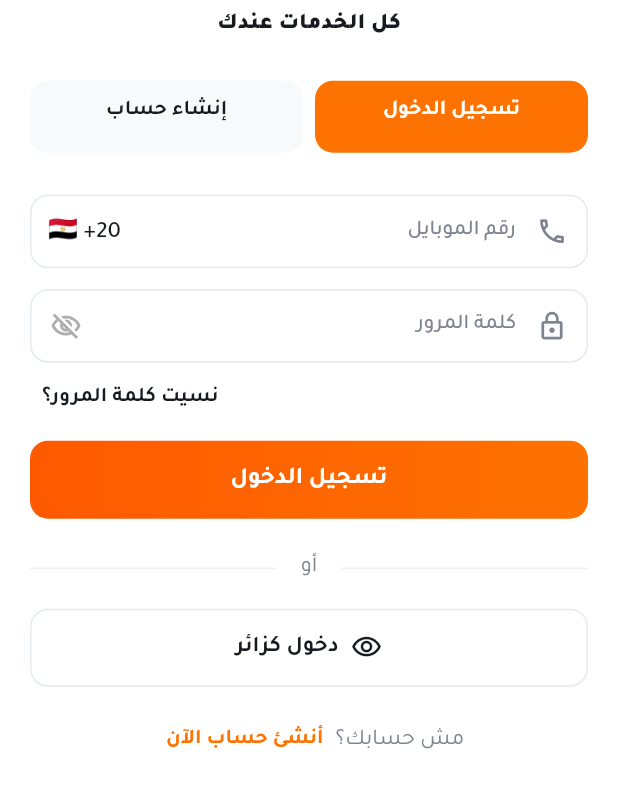
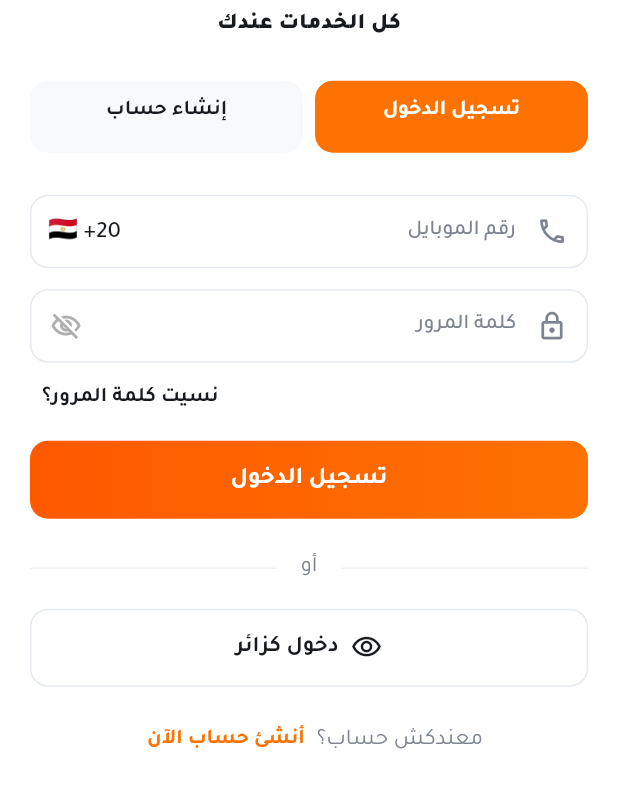
Before and after one commit to omarmakramelbaz-hub/Go-customer, a Flutter app: the screen it shows after launch, on a phone screen of 412 x 824 dp, the part 210-1018 px from its top. Run offline on Flutter 3.47's test engine with Material 3 defaults, Android fonts, the phone set to English and light mode, and no system bars; our stand-ins replace bot_toast, cached_network_image, carousel_slider, cloud_firestore, country_picker, dio and 32 more; missing offline and left inert: custom_timer, dart:html, dart:js, defer_pointer, flutter_facebook_auth, flutter_inappwebview and 3 more; accounts and stored records are empty; statements that could not run were skipped; project files that could hold a hidden picture were left out; key blocks and very long unbroken strings in the code were emptied for the run.

Commit message:
fix(identity): correct the Arabic account creation prompt

```diff
--- a/lib/view/layout/auth/screen/login_screen.dart
+++ b/lib/view/layout/auth/screen/login_screen.dart
@@ -105,7 +105,7 @@ class _LoginScreenState extends State<LoginScreen> with ValidationMixin {
           const SizedBox(height: 12),
           Wrap(alignment: WrapAlignment.center, crossAxisAlignment: WrapCrossAlignment.center,
             children: [
-              Text(ar ? 'مش حسابك؟' : 'New here?', style: const TextStyle(color: GoDesign.muted)),
+              Text(ar ? 'معندكش حساب؟' : 'New here?', style: const TextStyle(color: GoDesign.muted)),
               TextButton(onPressed: () => NamedNavigatorImpl.push(RegisterScreen.routeName),
                 child: Text(ar ? 'أنشئ حساب الآن' : 'Create an account')),
             ]),
```
